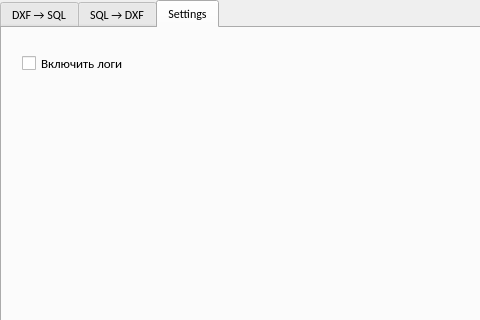
Above: src/gui/main_dialog.ui from Comanda-A/DXF-PostGIS-Converter before the change; both pictures show x 0 to 480 and y 0 to 320 of the 704 by 618 pixel window. Below: the same form after it.
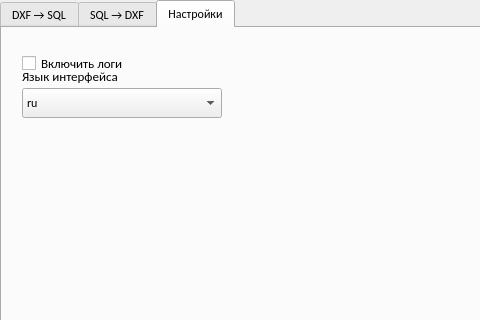
That is the form after the change. The open tabs and pages were chosen to show the change.

The edit to the form file:
```diff
--- a/src/gui/main_dialog.ui
+++ b/src/gui/main_dialog.ui
@@ -341,7 +341,7 @@
    </widget>
    <widget class="QWidget" name="tab_3">
     <attribute name="title">
-     <string>Settings</string>
+     <string>Настройки</string>
     </attribute>
     <widget class="QCheckBox" name="enable_logging_checkbox">
      <property name="geometry">
@@ -362,6 +362,46 @@
       <string>Включить логи</string>
      </property>
     </widget>
+    <!-- Add language switcher -->
+    <widget class="QComboBox" name="language_combo">
+     <property name="geometry">
+      <rect>
+       <x>20</x>
+       <y>60</y>
+       <width>200</width>
+       <height>30</height>
+      </rect>
+     </property>
+     <item>
+      <property name="text">
+       <string>ru</string>
+      </property>
+     </item>
+     <item>
+      <property name="text">
+       <string>en</string>
+      </property>
+     </item>
+    </widget>
+    <widget class="QLabel" name="language_label">
+     <property name="geometry">
+      <rect>
+       <x>20</x>
+       <y>40</y>
+       <width>200</width>
+       <height>16</height>
+      </rect>
+     </property>
+     <property name="font">
+      <font>
+       <family>Calibri</family>
+       <pointsize>10</pointsize>
+      </font>
+     </property>
+     <property name="text">
+      <string>Язык интерфейса</string>
+     </property>
+    </widget>
    </widget>
   </widget>
  </widget>
```
Left out of the diff: 26 changed lines with no effect on the pictures.
